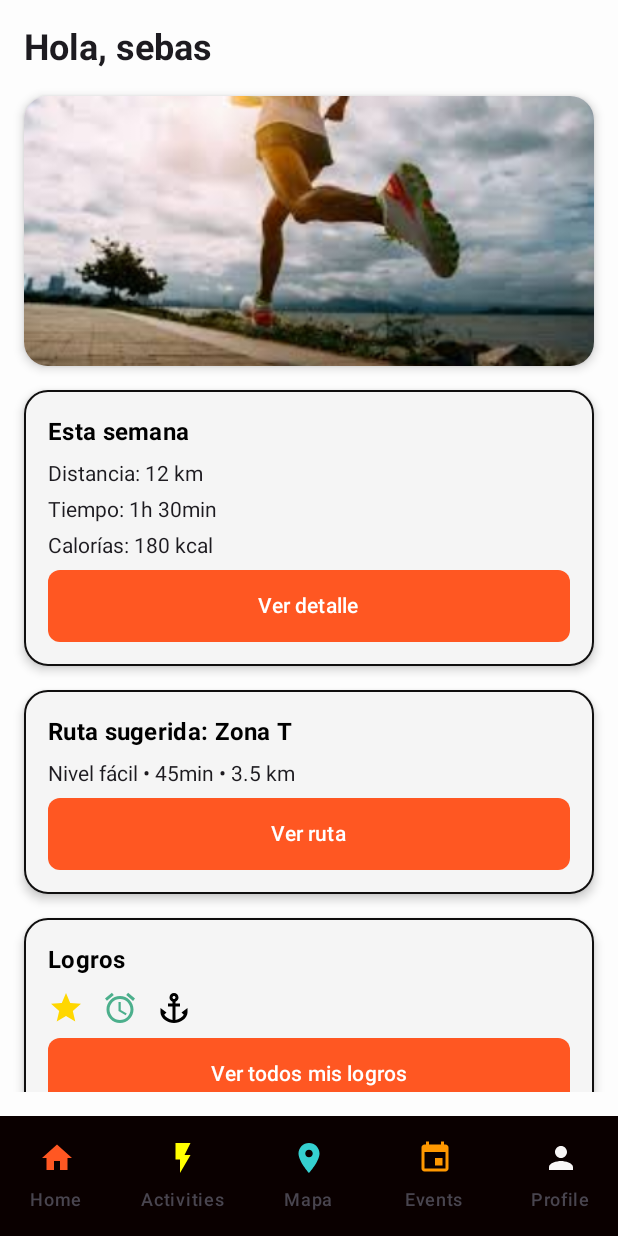
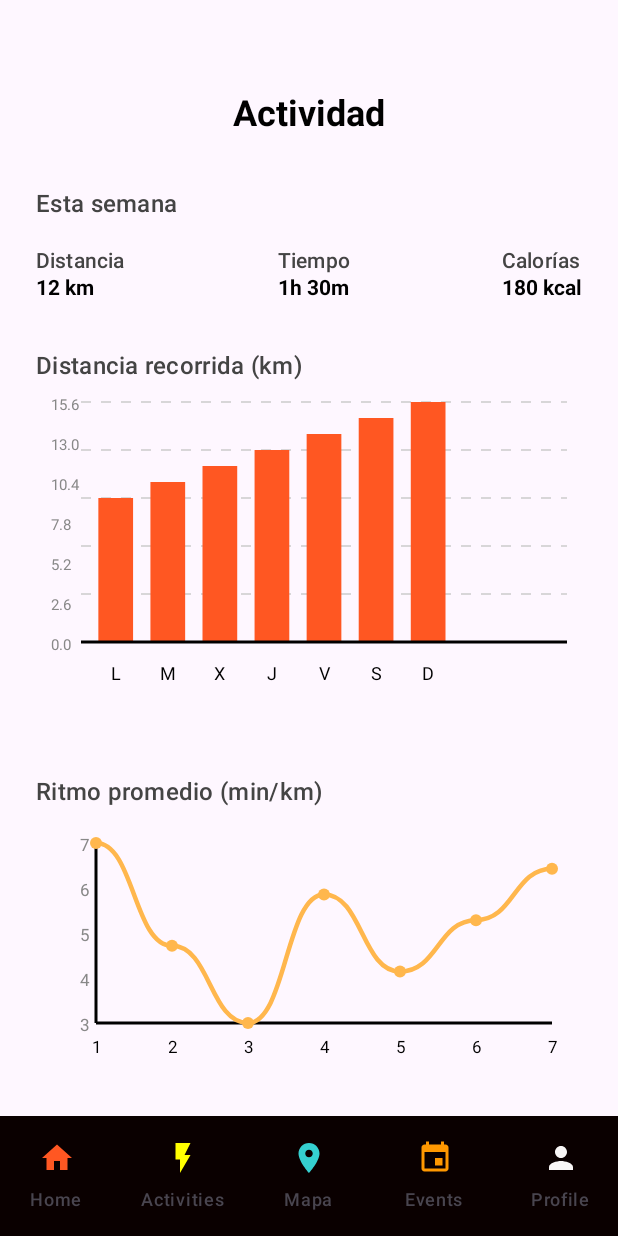
Before and after one commit to ICM2530/RunSync, an Android app built with Jetpack Compose: the PantallaHome screen opened through its navigation route, after a tap on "Ver ruta", on a phone screen of 412 x 824 dp. Run offline under Robolectric (Android 15) with nearby library versions, the phone set to English and light mode, and no system bars.

Commit message:
feat: este si

```diff
--- a/app/src/main/java/com/example/runsyncmockups/Navigation/Navigation.kt
+++ b/app/src/main/java/com/example/runsyncmockups/Navigation/Navigation.kt
@@ -15,6 +15,7 @@ import com.example.runsyncmockups.ui.ChatScreen
 import com.example.runsyncmockups.ui.EventsScreen
 import com.example.runsyncmockups.ui.ProfileScreen
 import com.example.runsyncmockups.ui.SpeechText
+import com.example.runsyncmockups.ui.EstadisticaScreen
 
 
 enum class AppScreens{
@@ -28,7 +29,8 @@ enum class AppScreens{
     Events,
     Chat,
     Profile,
-    Voz
+    Voz,
+    Estadistica
 
 }
 
@@ -75,6 +77,9 @@ fun Navigation(){
         composable(route = AppScreens.Voz.name) {
             SpeechText(navController)
         }
+        composable(route = AppScreens.Estadistica.name) {
+            EstadisticaScreen(navController)
+        }
 
     }
     }
--- /dev/null
+++ b/app/src/main/java/com/example/runsyncmockups/ui/EstadisticasScreen.kt
@@ -0,0 +1,336 @@
+package com.example.runsyncmockups.ui
+
+import BottomBarView
+import androidx.compose.foundation.Canvas
+import androidx.compose.foundation.layout.*
+import androidx.compose.foundation.rememberScrollState
+import androidx.compose.foundation.verticalScroll
+import androidx.compose.material3.*
+import androidx.compose.runtime.Composable
+import androidx.compose.ui.Alignment
+import androidx.compose.ui.Modifier
+import androidx.compose.ui.geometry.Offset
+import androidx.compose.ui.graphics.Color // Color de Compose
+import androidx.compose.ui.graphics.Path
+import androidx.compose.ui.graphics.PathEffect
+import androidx.compose.ui.graphics.StrokeCap
+import androidx.compose.ui.graphics.drawscope.Stroke
+import androidx.compose.ui.graphics.nativeCanvas
+import androidx.compose.ui.text.font.FontWeight
+import androidx.compose.ui.text.style.TextAlign
+import androidx.compose.ui.tooling.preview.Preview
+import androidx.compose.ui.unit.dp
+import androidx.compose.ui.unit.sp
+import androidx.core.text.color
+import androidx.navigation.NavController
+import androidx.navigation.compose.rememberNavController
+
+@Composable
+fun EstadisticaScreen(navController: NavController) {
+    Scaffold(
+        bottomBar = { BottomBarView(navController) }
+    ) { paddingValues ->
+        Column(
+            modifier = Modifier
+                .verticalScroll(rememberScrollState())
+                .fillMaxSize()
+                .padding(horizontal = 24.dp)
+                .padding(paddingValues)
+                .padding(top = 60.dp, bottom = 40.dp),
+            horizontalAlignment = Alignment.Start,
+            verticalArrangement = Arrangement.Top
+        ) {
+            // Título
+            Text(
+                text = "Actividad",
+                style = MaterialTheme.typography.headlineSmall,
+                fontWeight = FontWeight.Bold,
+                color = Color.Black,
+                modifier = Modifier
+                    .fillMaxWidth()
+                    .padding(bottom = 8.dp),
+                textAlign = TextAlign.Center
+            )
+
+            Spacer(Modifier.height(16.dp))
+
+            // Subtitulo
+            Text(
+                text = "Esta semana",
+                style = MaterialTheme.typography.titleMedium,
+                fontWeight = FontWeight.SemiBold,
+                color = Color.DarkGray,
+                modifier = Modifier.padding(top = 8.dp, bottom = 16.dp)
+            )
+
+            // Row de resumen semanal
+            Row(
+                Modifier.fillMaxWidth(),
+                horizontalArrangement = Arrangement.SpaceBetween
+            ) {
+                Column {
+                    Text("Distancia", style = MaterialTheme.typography.labelLarge, color = Color.DarkGray)
+                    Text("12 km", fontWeight = FontWeight.Bold, color = Color.Black)
+                }
+                Column {
+                    Text("Tiempo", style = MaterialTheme.typography.labelLarge, color = Color.DarkGray)
+                    Text("1h 30m", fontWeight = FontWeight.Bold, color = Color.Black)
+                }
+                Column {
+                    Text("Calorías", style = MaterialTheme.typography.labelLarge, color = Color.DarkGray)
+                    Text("180 kcal", fontWeight = FontWeight.Bold, color = Color.Black)
+                }
+            }
+
+            Spacer(Modifier.height(32.dp))
+
+            // Grafica de barras de km
+            Text(
+                text = "Distancia recorrida (km)",
+                style = MaterialTheme.typography.titleMedium,
+                fontWeight = FontWeight.SemiBold,
+                color = Color.DarkGray,
+                modifier = Modifier.padding(bottom = 12.dp)
+            )
+
+            Barras(
+                dataPoints = listOf(
+                    Pair("L", 9f),
+                    Pair("M", 10f),
+                    Pair("X", 11f),
+                    Pair("J", 12f),
+                    Pair("V", 13f),
+                    Pair("S", 14f),
+                    Pair("D", 15f)
+                )
+            )
+
+            Spacer(Modifier.height(48.dp))
+
+            // Grafico curvo de ritmo
+            Text(
+                text = "Ritmo promedio (min/km)",
+                style = MaterialTheme.typography.titleMedium,
+                fontWeight = FontWeight.SemiBold,
+                color = Color.DarkGray,
+                modifier = Modifier.padding(bottom = 12.dp)
+            )
+
+            Curvo(
+                dataPoints = listOf(6.2f, 5.8f, 5.5f, 6.0f, 5.7f, 5.9f, 6.1f),
+                color = Color(0xFFFFB74D) // Color de Compose
+            )
+        }
+    }
+}
+
+@Composable
+fun Barras(
+    dataPoints: List<Pair<String, Float>>,
+    modifier: Modifier = Modifier
+) {
+    val maxValue = dataPoints.maxOfOrNull { it.second } ?: 0f
+    val barColor = Color(0xFFFF5722)
+
+    Canvas(
+        modifier = modifier
+            .fillMaxWidth()
+            .height(200.dp)
+    ) {
+        val chartHeight = size.height - 40.dp.toPx()
+        val chartWidth = size.width - 40.dp.toPx()
+        val barWidth = chartWidth / (dataPoints.size * 2)
+        val spacing = barWidth * 0.5f
+
+        // Dibujar líneas horizontales de guía
+        val gridLines = 5
+        for (i in 0..gridLines) {
+            val y = chartHeight * (1 - i.toFloat() / gridLines)
+            drawLine(
+                color = Color.LightGray,
+                start = Offset(30.dp.toPx(), y),
+                end = Offset(size.width - 10.dp.toPx(), y),
+                strokeWidth = 1.dp.toPx(),
+                pathEffect = PathEffect.dashPathEffect(floatArrayOf(10f, 10f))
+            )
+        }
+
+        val textPaint = android.graphics.Paint().apply {
+            color = android.graphics.Color.GRAY // Color de Android nativo
+            textSize = 10.sp.toPx()
+            textAlign = android.graphics.Paint.Align.LEFT
+        }
+
+        // Dibujar etiquetas del eje Y (kilómetros)
+        val yLabels = listOf("0.0", "2.6", "5.2", "7.8", "10.4", "13.0", "15.6")
+        for (i in yLabels.indices) {
+            val y = chartHeight * (1 - i.toFloat() / (yLabels.size - 1))
+            drawContext.canvas.nativeCanvas.drawText(
+                yLabels[i],
+                10.dp.toPx(),
+                y + 5.dp.toPx(),
+                textPaint
+            )
+        }
+
+        // Dibujar barras
+        if (maxValue > 0) { // Evitar división por cero si no hay datos
+            dataPoints.forEachIndexed { index, (_, value) ->
+                val barHeight = (value / maxValue) * chartHeight
+                val x = 30.dp.toPx() + index * (barWidth + spacing) + spacing
+
+                drawRect(
+                    color = barColor,
+                    topLeft = Offset(x, chartHeight - barHeight),
+                    size = androidx.compose.ui.geometry.Size(barWidth, barHeight)
+                )
+            }
+        }
+
+        // Dibujar eje X
+        drawLine(
+            color = Color.Black,
+            start = Offset(30.dp.toPx(), chartHeight),
+            end = Offset(size.width - 10.dp.toPx(), chartHeight),
+            strokeWidth = 2.dp.toPx()
+        )
+
+        val labelPaint = android.graphics.Paint().apply {
+            color = android.graphics.Color.BLACK
+            textSize = 12.sp.toPx()
+            textAlign = android.graphics.Paint.Align.CENTER
+        }
+
+        // Dibujar etiquetas de días debajo del eje X
+        dataPoints.forEachIndexed { index, (label, _) ->
+            val x = 30.dp.toPx() + index * (barWidth + spacing) + spacing + barWidth / 2
+            drawContext.canvas.nativeCanvas.drawText(
+                label,
+                x,
+                chartHeight + 25.dp.toPx(),
+                labelPaint
+            )
+        }
+    }
+}
+
+@Composable
+fun Curvo(
+    dataPoints: List<Float>,
+    color: Color,
+    modifier: Modifier = Modifier
+) {
+    if (dataPoints.isEmpty()) return // No dibujar nada si no hay datos
+
+    val maxValue = dataPoints.maxOrNull() ?: 0f
+    val minValue = dataPoints.minOrNull() ?: 0f
+
+    Canvas(
+        modifier = modifier
+            .fillMaxWidth()
+            .height(180.dp)
+    ) {
+        val chartHeight = size.height - 60.dp.toPx()
+        val chartWidth = size.width - 60.dp.toPx()
+        val stepX = if (dataPoints.size > 1) chartWidth / (dataPoints.size - 1) else 0f
+
+        // Dibujar eje Y
+        drawLine(
+            color = Color.Black,
+            start = Offset(40.dp.toPx(), 10.dp.toPx()),
+            end = Offset(40.dp.toPx(), chartHeight + 10.dp.toPx()),
+            strokeWidth = 2.dp.toPx()
+        )
+
+        // Dibujar eje X
+        drawLine(
+            color = Color.Black,
+            start = Offset(40.dp.toPx(), chartHeight + 10.dp.toPx()),
+            end = Offset(size.width - 20.dp.toPx(), chartHeight + 10.dp.toPx()),
+            strokeWidth = 2.dp.toPx()
+        )
+
+        val yPaint = android.graphics.Paint().apply {
+            this.color = android.graphics.Color.GRAY // Color de Android nativo
+            textSize = 11.sp.toPx()
+            textAlign = android.graphics.Paint.Align.RIGHT
+        }
+
+        // Etiquetas del eje Y (minutos por km)
+        val yLabels = listOf("7", "6", "5", "4", "3")
+        yLabels.forEachIndexed { index, label ->
+            val y = 10.dp.toPx() + (chartHeight / (yLabels.size - 1)) * index
+            drawContext.canvas.nativeCanvas.drawText(
+                label,
+                35.dp.toPx(), // Ajustado para que no se pegue al eje
+                y + 5.dp.toPx(),
+                yPaint
+            )
+        }
+
+        val xPaint = android.graphics.Paint().apply {
+            this.color = android.graphics.Color.BLACK
+            textSize = 11.sp.toPx()
+            textAlign = android.graphics.Paint.Align.CENTER
+        }
+
+        // Etiquetas del eje X (kilómetros)
+        dataPoints.forEachIndexed { index, _ ->
+            val x = 40.dp.toPx() + index * stepX
+            drawContext.canvas.nativeCanvas.drawText(
+                "${index + 1}",
+                x,
+                chartHeight + 30.dp.toPx(),
+                xPaint
+            )
+        }
+
+        // Dibujar línea curva
+        val path = Path()
+        val range = if (maxValue - minValue == 0f) 1f else maxValue - minValue
+
+        val normalizedPoints = dataPoints.mapIndexed { index, value ->
+            val x = 40.dp.toPx() + index * stepX
+            val normalizedValue = (value - minValue) / range
+            val y = chartHeight + 10.dp.toPx() - (normalizedValue * chartHeight)
+            Offset(x, y)
+        }
+
+        path.moveTo(normalizedPoints.first().x, normalizedPoints.first().y)
+
+        for (i in 0 until normalizedPoints.size - 1) {
+            val current = normalizedPoints[i]
+            val next = normalizedPoints[i + 1]
+            val controlX = (current.x + next.x) / 2
+
+            path.cubicTo(
+                controlX, current.y,
+                controlX, next.y,
+                next.x, next.y
+            )
+        }
+
+        drawPath(
+            path = path,
+            color = color,
+            style = Stroke(width = 3.dp.toPx(), cap = StrokeCap.Round)
+        )
+
+        // Dibujar puntos en cada dato
+        normalizedPoints.forEach { point ->
+            drawCircle(
+                color = color,
+                radius = 4.dp.toPx(),
+                center = point
+            )
+        }
+    }
+}
+
+@Preview(showBackground = true, showSystemUi = true)
+@Composable
+fun PreviewEstadisticaScreen() {
+    MaterialTheme {
+        EstadisticaScreen(navController = rememberNavController())
+    }
+}
--- a/app/src/main/java/com/example/runsyncmockups/ui/HomeScreen.kt
+++ b/app/src/main/java/com/example/runsyncmockups/ui/HomeScreen.kt
@@ -38,6 +38,7 @@ import androidx.navigation.compose.rememberNavController
 import com.example.runsyncmockups.Navigation.AppScreens
 import com.example.runsyncmockups.R
 import com.example.runsyncmockups.ui.components.DashboardCard
+import com.example.runsyncmockups.ui.EstadisticaScreen
 
 
 @OptIn(ExperimentalMaterial3Api::class)
@@ -91,7 +92,7 @@ fun PantallaHome(navController: NavController){
                     Text("Calorías: 180 kcal")
                 },
                 buttonText = "Ver detalle",
-                onClick = { /*navController.navigate()*/}
+                onClick = { }
             )
 
 
@@ -101,7 +102,7 @@ fun PantallaHome(navController: NavController){
                     Text("Nivel fácil • 45min • 3.5 km")
                 },
                 buttonText = "Ver ruta",
-                onClick = { /*navController.navigate()*/ }
+                onClick = { navController.navigate(AppScreens.Estadistica.name) }
             )
 
 
```
Also changed, not shown: 1 other file.
